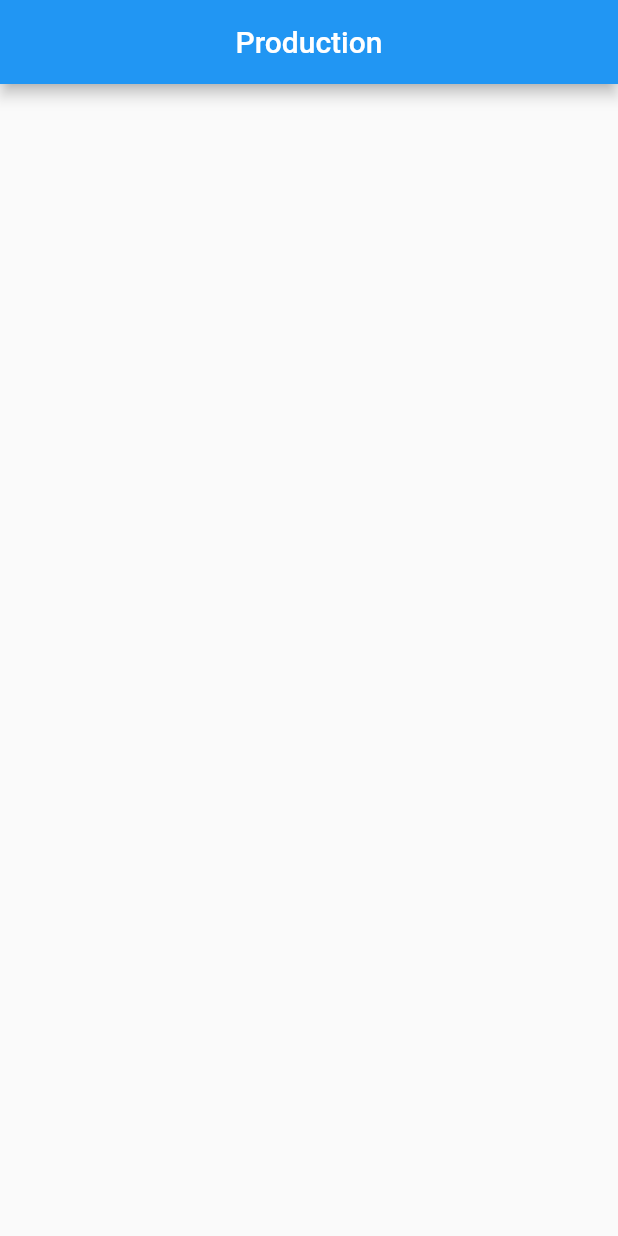
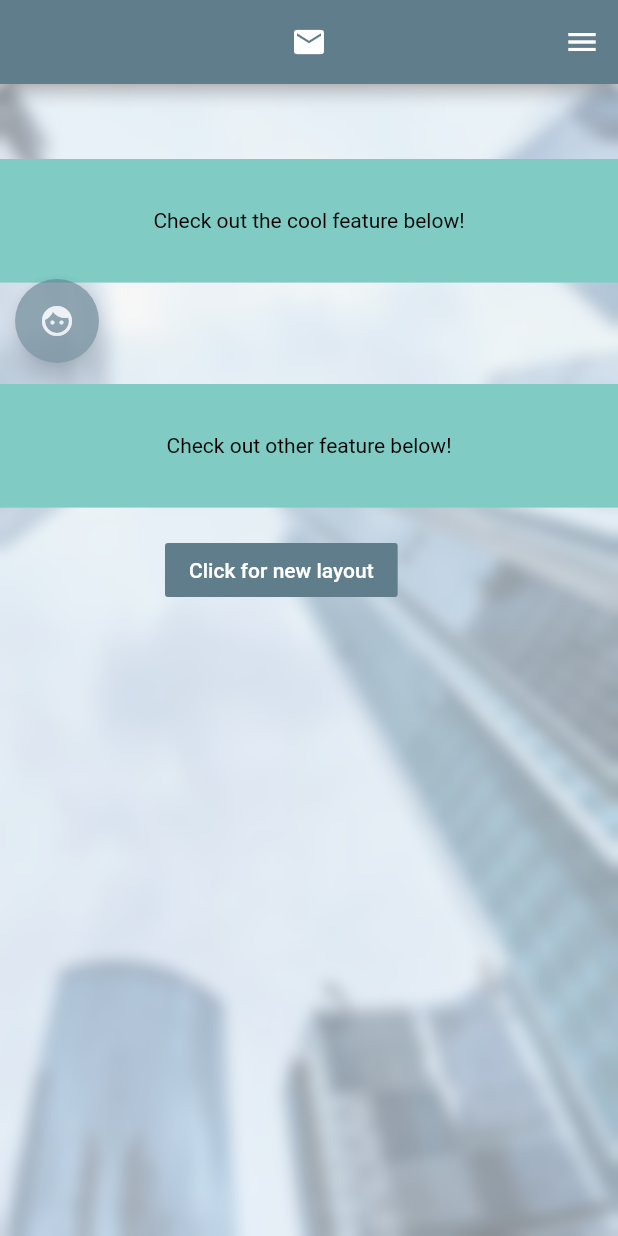
Before and after one commit to Sakshi9-desig/dummy_amazon_login_ui, a Flutter app: the screen it shows after launch, on a phone screen of 412 x 824 dp. Run offline on Flutter 3.47's test engine with Material 2 defaults, Android fonts, the phone set to English and light mode, and no system bars.

Commit message:
Clipped layout

```diff
--- a/lib/main.dart
+++ b/lib/main.dart
@@ -8,6 +8,7 @@ import 'package:flutter_mera_app/animation_2.dart';
 import 'package:flutter_mera_app/animation_3.dart';
 import 'package:flutter_mera_app/another_ui.dart';
 import 'package:flutter_mera_app/another_ui_2.dart';
+import 'package:flutter_mera_app/clipped.dart';
 import 'package:flutter_mera_app/edu_stuff.dart';
 import 'package:flutter_mera_app/login.dart';
 import 'package:flutter_mera_app/new_1.dart';
@@ -50,6 +51,7 @@ class MyApp extends StatelessWidget {
      //home: NewOther(),
       //home: Annie(),
       home: Try(),
+      //home: TryNew(),
     );
   }
 }
--- a/lib/try.dart
+++ b/lib/try.dart
@@ -1,40 +1,198 @@
+import 'dart:ui';
+
+import 'package:flutter/cupertino.dart';
 import 'package:flutter/material.dart';
+import 'package:flutter_mera_app/clipped.dart';
+
 class Try extends StatefulWidget {
   @override
   _TryState createState() => _TryState();
 }
 
 class _TryState extends State<Try> {
+  bool visible=true;
   @override
   Widget build(BuildContext context) {
     Size size=MediaQuery.of(context).size;
-    return Scaffold(
-      appBar: AppBar(
-        title: Text('Production'),
-        centerTitle: true,
-      ),
-      body: ClipPath(
-        clipper: FlowClipper(),
-        child: Container(
-          width: size.width,
-          height: size.height*0.3,
+    return SafeArea(
+      child: Scaffold(
+        appBar: AppBar(
+          backgroundColor: Colors.blueGrey,
+          title: Icon(
+            Icons.email,
+            color: Colors.white,
+          ),
+          centerTitle: true,
         ),
+        endDrawer: ClipRRect(
+          borderRadius: BorderRadius.only(topLeft: Radius.circular(20.0), bottomLeft: Radius.circular(20.0)),
+          child: Drawer(
+            elevation: 5.0,
+            child: ListView(
+              children: <Widget>[
+                DrawerHeader(
+                  decoration: BoxDecoration(
+                    image: DecorationImage(
+                      fit: BoxFit.fill,
+                      image: NetworkImage('https://encrypted-tbn0.gstatic.com/images?q=tbn%3AANd9GcRWmrCQkRrBZBgv1PPKzbAP5rMzXGFj6Oz-JwxtkStCUBo8akMx')
+                    ),
+
+                  ),
+                  child: Center(child: Text('POSSESSIONS', style: TextStyle(color: Colors.white),)),
+                ),
+                ListTile(
+                  contentPadding: EdgeInsets.symmetric(vertical: 15.0, horizontal: 25.0),
+                  leading: Icon(
+                    Icons.book,
+                  ),
+                  title: Text('BOOKS'),
+                ),ListTile(
+                  contentPadding: EdgeInsets.symmetric(vertical: 15.0, horizontal: 25.0),
+                  leading: Icon(
+                    Icons.book,
+                  ),
+                  title: Text('BOOKS'),
+                ),ListTile(
+                  contentPadding: EdgeInsets.symmetric(vertical: 15.0, horizontal: 25.0),
+                  leading: Icon(
+                    Icons.book,
+                  ),
+                  title: Text('BOOKS'),
+                ),ListTile(
+                  contentPadding: EdgeInsets.symmetric(vertical: 15.0, horizontal: 25.0),
+                  leading: Icon(
+                    Icons.book,
+                  ),
+                  title: Text('BOOKS'),
+                ),
+
+              ],
+            ),
+          ),
+        ),
+
+        body: Stack(
+          children: <Widget>[
+            Positioned(
+              top: 0,
+              left: 0,
+              child: Container(
+                width: size.width,
+                height: size.height,
+                decoration: BoxDecoration(
+                  image: DecorationImage(
+                    fit: BoxFit.cover,
+                    image: AssetImage('assets/skyscraper.jpg'),
+                  ),
+                ),
+
+                child: BackdropFilter(
+                  filter: ImageFilter.blur(sigmaX: 5, sigmaY: 5),
+                  child: Container(
+                    color: Colors.white.withOpacity(0.5),
+                  ),
+
+                ),
+              ),
+            ),
+
+            Positioned(
+              top: 50,
+              left: 0,
+              child: Container(
+                width: size.width,
+                height: size.height*0.1,
+                color: Colors.teal.shade200,
+                child: Center(child: Text('Check out the cool feature below!', style: TextStyle(color: Colors.black),)),
+              ),
+            ),
+
+            Positioned(
+              top: 130,
+              right: 10,
+              child: AnimatedOpacity(
+                duration: Duration(milliseconds: 600),
+                opacity: visible ? 0.0:1.0,
+                child: Opacity(
+                  opacity: 0.6,
+                  child: FlatButton(
+                    onPressed: ((){
+                      setState(() {
+                        visible=!visible;
+                      });
+                    }),
+                    focusColor: Colors.lime,
+                    splashColor: Colors.white,
+                    color: Colors.blueGrey,
+                    child: Center(child: Text('Click Me!', style: TextStyle(color: Colors.white),)),
+
+                  ),
+                ),
+              ),
+
+            ),
+
+            Positioned(
+              top: 130,
+              left: 10,
+            child: Opacity(
+              opacity: 0.6,
+              child: AnimatedOpacity(
+                duration: Duration(milliseconds: 600),
+                opacity: visible? 1.0:0.0,
+                child: FloatingActionButton(
+                  backgroundColor: Colors.blueGrey,
+                  hoverColor: Colors.cyan,
+                  focusColor: Colors.lime,
+                  splashColor: Colors.white,
+                  onPressed: ((){
+                    setState(() {
+                      visible=!visible;
+                    });
+                  }),
+                  child: Icon(
+                    Icons.face,
+                    color: Colors.white,
+                  ),
+
+                ),
+              ),
+            ),
+            ),
+
+            Positioned(
+              top: 200,
+              left: 0,
+              child: Container(
+                width: size.width,
+                height: size.height*0.1,
+                color: Colors.teal.shade200,
+                child: Center(child: Text('Check out other feature below!', style: TextStyle(color: Colors.black),)),
+              ),
+            ),
+
+            Positioned(
+              top: 300,
+              left: 110,
+
+              child: FlatButton(
+                color: Colors.blueGrey,
+                focusColor: Colors.lime,
+                splashColor: Colors.white,
+                onPressed: ((){
+                  Navigator.of(context).push(MaterialPageRoute(builder: (BuildContext context){
+                   return TryNew();
+                  }));
+
+                }),
+                child: Center(child: Text('Click for new layout', style: TextStyle(color: Colors.white),)),
+              ),
+            ),
+
+          ],
+        ),
+
       ),
     );
   }
 }
-
-class FlowClipper extends CustomClipper<Path>{
-  @override
-  Path getClip(Size size) {
-    // TODO: implement getClip
-    throw UnimplementedError();
-  }
-
-  @override
-  bool shouldReclip(CustomClipper<Path> oldClipper) {
-    // TODO: implement shouldReclip
-    throw UnimplementedError();
-  }
-
-}
```
Also changed, not shown: lib/clipped.dart (added, +142 -0 lines).
